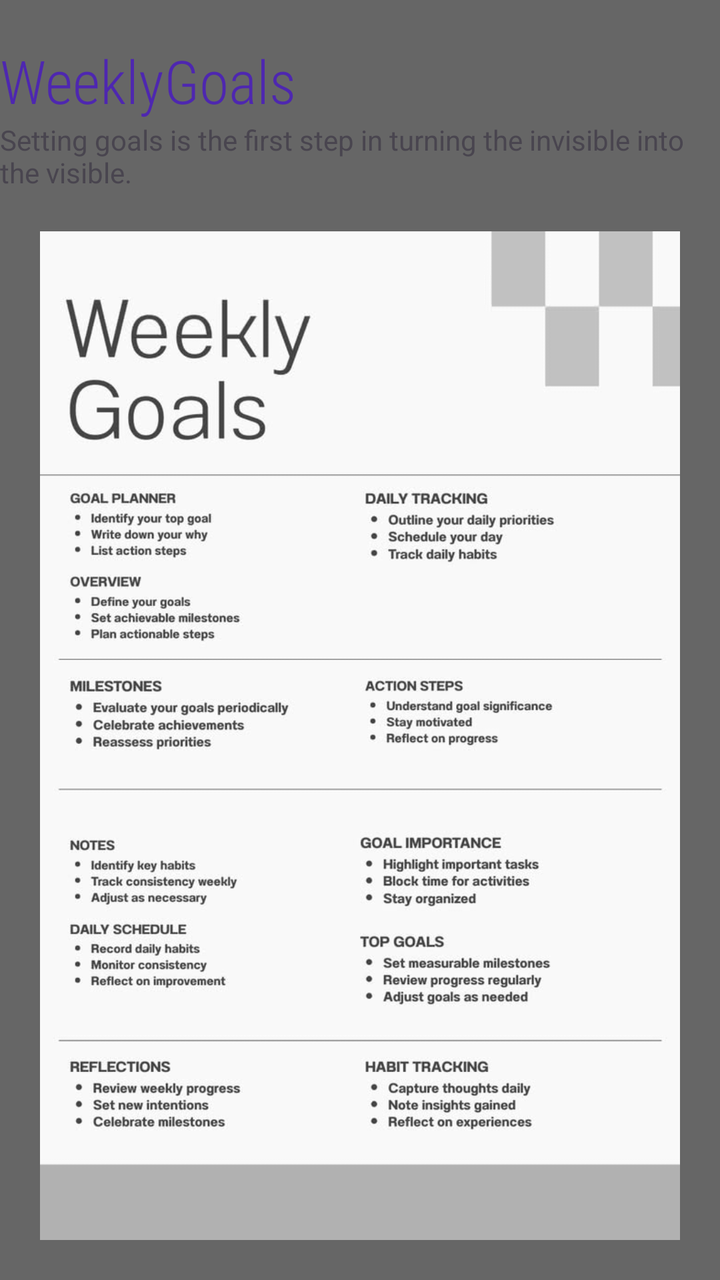
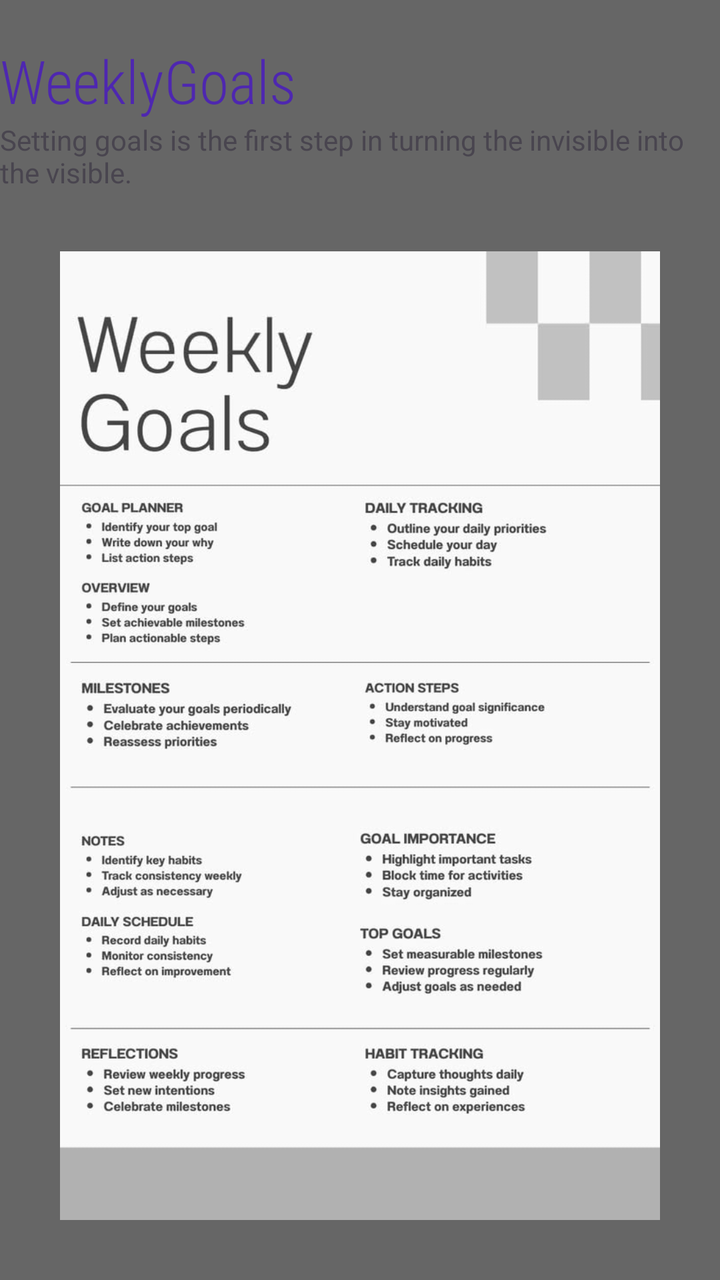

Before-and-after screenshots of an Android layout around one commit, followed by the original layout XML and the change that was made.
<!-- AndroidManifest.xml: application theme Theme.Farasi_wellnessApp -->
<!-- res/layout/activity_weekly_goals.xml -->
<?xml version="1.0" encoding="utf-8"?>
<LinearLayout
    xmlns:android="http://schemas.android.com/apk/res/android"
    xmlns:app="http://schemas.android.com/apk/res-auto"
    xmlns:tools="http://schemas.android.com/tools"
    android:id="@+id/main"
    android:orientation="vertical"
    android:background="#666"
    android:layout_width="match_parent"
    android:layout_height="match_parent"
    tools:context=".WeeklyGoals">

    <TextView
        android:layout_width="match_parent"
        android:layout_height="wrap_content"
        android:textSize="30sp"
        android:text="WeeklyGoals"
        android:textColor="#4E27B0"
        android:layout_marginTop="20dp"
        android:textAlignment="center"
        android:fontFamily="sans-serif-condensed-light"
        />
    <TextView
        android:layout_width="match_parent"
        android:layout_height="wrap_content"
        android:text="Setting goals is the first step in turning the invisible into the visible."
        />

    <ImageView
        android:layout_width="match_parent"
        android:layout_height="wrap_content"
        android:src="@drawable/goals"
        android:scaleType="centerCrop"
        android:layout_margin="20dp"
        />

</LinearLayout>
<!-- resources referenced by this layout -->
<resources>
  <!-- drawable goals: jpg bitmap (drawable, 59160 bytes) -->
  <style name="Theme.Farasi_wellnessApp" parent="Base.Theme.Farasi_wellnessApp" />
  <style name="Base.Theme.Farasi_wellnessApp" parent="Theme.Material3.DayNight.NoActionBar">
          
          
      </style>
</resources>

<!-- the commit's change to res/layout/activity_weekly_goals.xml (unified diff, before → after) -->
@@ -31,7 +31,7 @@
         android:layout_height="wrap_content"
         android:src="@drawable/goals"
         android:scaleType="centerCrop"
-        android:layout_margin="20dp"
+        android:layout_margin="30dp"
         />
 
 </LinearLayout>
